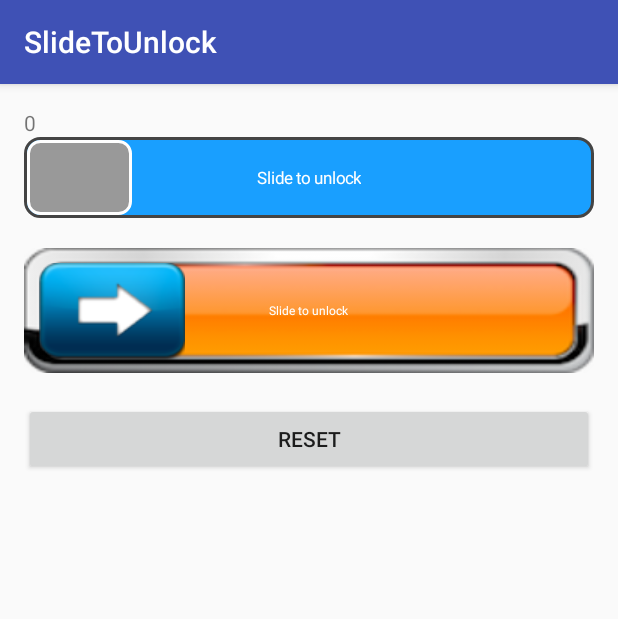
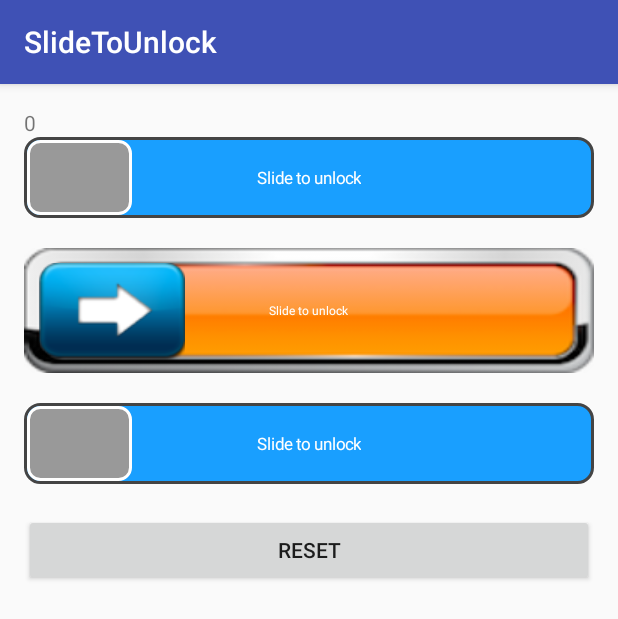
Before and after one commit to cheekiat/SlideToUnlock, an Android app: the screen it shows after launch (MainActivity), on a phone screen of 412 x 824 dp. Shown: the top 619 px of the screen. Run offline under Robolectric (Android 15) with nearby library versions, the phone set to English and light mode, and no system bars; 2 statements that could not run were skipped.

Commit message:
- Enhance slide view function

```diff
--- a/app/src/main/java/cheekiat/slidetounlock/MainActivity.java
+++ b/app/src/main/java/cheekiat/slidetounlock/MainActivity.java
@@ -12,7 +12,7 @@ import cheekiat.slideview.SlideView;
 
 public class MainActivity extends AppCompatActivity {
 
-    SlideView mSlideView, mSlideViewImage;
+    SlideView mSlideView, mSlideViewImage,mSlideViewAutocompleteImage;
 
     TextView progressView;
     @Override
@@ -22,6 +22,7 @@ public class MainActivity extends AppCompatActivity {
 
         mSlideView = (SlideView) findViewById(R.id.slide_view);
         mSlideViewImage = (SlideView) findViewById(R.id.slide_view2);
+        mSlideViewAutocompleteImage = (SlideView) findViewById(R.id.slide_view_autocomplete);
         progressView = (TextView)findViewById(R.id.progress);
 
         mSlideView.setOnChangeListener(new OnChangeListener(){
@@ -42,6 +43,7 @@ public class MainActivity extends AppCompatActivity {
             public void onClick(View view) {
                 mSlideView.reset();
                 mSlideViewImage.reset();
+                mSlideViewAutocompleteImage.reset();
             }
         });
 
--- a/app/src/main/res/layout/activity_main.xml
+++ b/app/src/main/res/layout/activity_main.xml
@@ -52,6 +52,25 @@
         app:slideTextSize="5dp" />
 
 
+
+    <cheekiat.slideview.SlideView
+        android:id="@+id/slide_view_autocomplete"
+        android:layout_width="match_parent"
+        android:layout_height="wrap_content"
+        app:duration="200"
+        app:slideAutocomplete="false"
+        android:layout_marginTop="20dp"
+        app:slideBackground="@drawable/shape_background"
+        app:slideSrc="@drawable/shape_slide_icon"
+        app:slideSrcMarginBottom="2dp"
+        app:slideSrcMarginLeft="2dp"
+        app:slideSrcMarginRight="2dp"
+        app:slideSrcMarginTop="2dp"
+        app:slideSuccessPercent="50"
+        app:slideText="Slide to unlock"
+        app:slideTextColor="#ffffff"
+        app:slideTextSize="7dp" />
+
     <Button
         android:id="@+id/reset"
         android:layout_width="match_parent"
--- a/slideview/build.gradle
+++ b/slideview/build.gradle
@@ -48,7 +48,7 @@ publish {
     userOrg = 'kiathee'
     groupId = 'com.cheekiat'
     artifactId = 'slideview'
-    publishVersion = '1.4'
+    publishVersion = '1.5'
     desc = 'This is a android slide to unload library '
     website = 'https://github.com/cheekiat/SlideToUnlock'
 }
--- a/slideview/src/main/res/values/attrs.xml
+++ b/slideview/src/main/res/values/attrs.xml
@@ -13,5 +13,6 @@
             <attr name="slideTextSize" format="dimension" />
             <attr name="duration" format="integer" />
             <attr name="slideSuccessPercent" format="integer" />
+            <attr name="slideAutocomplete" format="boolean" />
         </declare-styleable>
 </resources>
```
Also changed, not shown: slideview/src/main/java/cheekiat/slideview/SlideView.java (+32 -9 lines).
